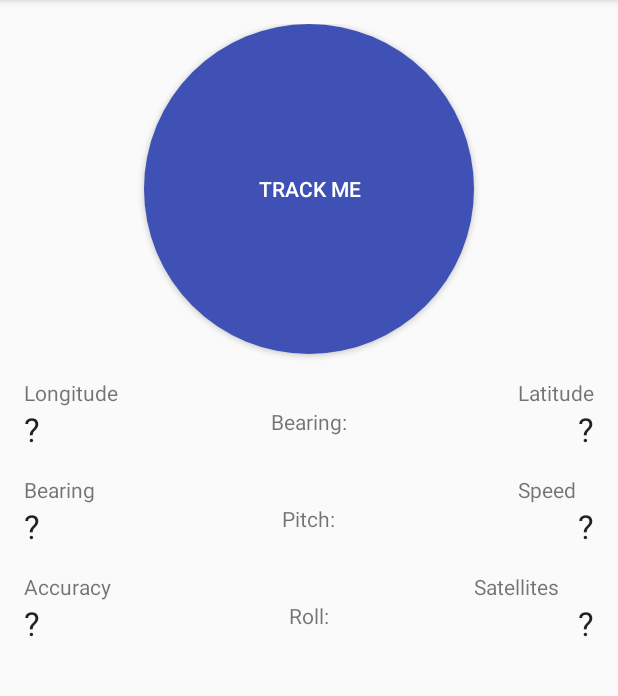
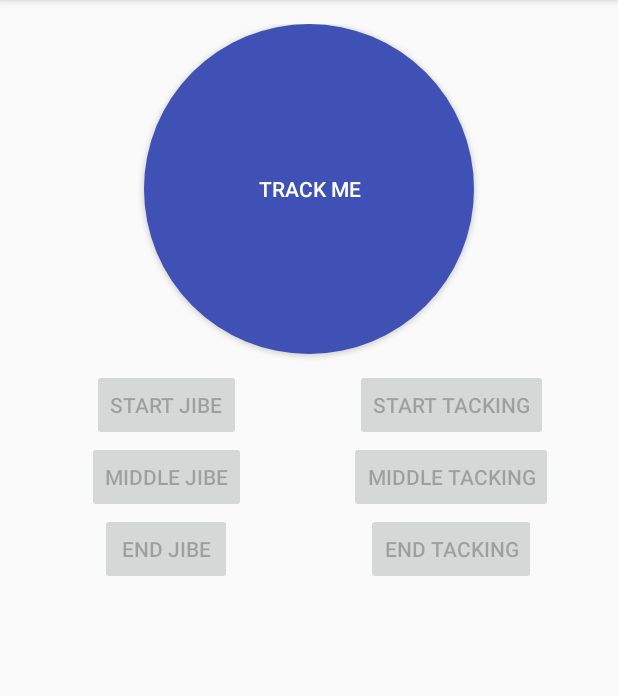
Before and after one commit to shiptrail/android-main, an Android app: the screen it shows after launch (MainActivity), after a tap on "NOW TRACKING…", on a phone screen of 412 x 824 dp, the part 84-780 px from its top. Run offline under Robolectric (Android 15) with nearby library versions, the phone set to English and light mode, and no system bars; pictures from the network do not load; 1 other tap on this screen came first.

Commit message:
FE-53: Mockup umgesetzt. Es gibt nun Buttons, die den Datensatz mit Annotations versehen. Patch-set 2: unnötigen Code entfernt.
Außerdem die Art, wie Requests verschickt werden, etwas umgebaut:
Sobald ein GPS-Signal gefunden wurde, wird dies noch nicht zum Server
geschickt, sondern gewartet. bis das nächste Signal gefunden wurde. Alle
zwischendurch erfassten Sensordaten, Annotations, etc. werden dann
zusammen mit dem GPS-Signal verschickt.
Und sobald mit dem Tracking aufgehört wird, werden alle restlichen Daten,
die noch nicht verschickt wurden, verschickt.

Change-Id: I642cdc57007d51498e321703d29564fb096f2b86

```diff
--- a/app/src/main/java/de/h3adless/gpstracker/activities/MainActivity.java
+++ b/app/src/main/java/de/h3adless/gpstracker/activities/MainActivity.java
@@ -26,6 +26,7 @@ import android.view.MenuItem;
 import android.view.View;
 import android.widget.Button;
 import android.widget.TextView;
+import android.widget.Toast;
 
 import java.text.SimpleDateFormat;
 import java.util.Date;
@@ -37,6 +38,7 @@ import de.h3adless.gpstracker.R;
 import de.h3adless.gpstracker.database.TrackDatabase;
 import de.h3adless.gpstracker.database.TrackDatabaseHelper;
 import de.h3adless.gpstracker.services.LocationService;
+import de.h3adless.gpstracker.utils.cgps.TrackPoint;
 
 /**
  * Created by H3ADLESS on 28.07.2016.
@@ -45,6 +47,8 @@ public class MainActivity extends MainActivityType {
 
     private final static String GPS = "GPS";
     private BroadcastReceiver broadcastReceiver;
+
+    private LocationService locationService;
 
     @Override
     public void onCreate(Bundle savedInstanceState) {
@@ -67,13 +71,7 @@ public class MainActivity extends MainActivityType {
             public void onReceive(Context context, Intent intent) {
                 Location location = (Location) intent.getExtras().get(LocationService.BROADCAST_LOCATION);
                 if (location != null) {
-                    updateUI(location);
-                }
-                Float bearing = intent.getFloatExtra(LocationService.BROADCAST_SENSOR_AZIMUTH,0);
-                Float pitch = intent.getFloatExtra(LocationService.BROADCAST_SENSOR_PITCH,0);
-                Float roll = intent.getFloatExtra(LocationService.BROADCAST_SENSOR_ROLL,0);
-                if (bearing != 0 || pitch != 0 || roll != 0) {
-                    updateSensorUI(bearing, pitch, roll);
+                    updateUI((float) location.getLatitude(), (float)location.getLongitude());
                 }
             }
         };
@@ -83,6 +81,7 @@ public class MainActivity extends MainActivityType {
         if (AppSettings.getTrackingEnabled()) {
             registerReceiver(broadcastReceiver, new IntentFilter(LocationService.BROADCAST_ACTION));
             setButtonState();
+            makeAnnotationButtonsEnabled(true);
         }
 
         Toolbar toolbar = (Toolbar) findViewById(R.id.toolbar);
@@ -230,50 +229,65 @@ public class MainActivity extends MainActivityType {
         dialog.show();
     }
 
-    private void resetUI(){
-        TextView latText = (TextView) findViewById(R.id.textViewLat);
-        TextView lngText = (TextView) findViewById(R.id.textViewLng);
-        TextView accuracyText = (TextView) findViewById(R.id.textViewAccuracy);
-        TextView speedText = (TextView) findViewById(R.id.textViewSpeed);
-        TextView satellitesText = (TextView) findViewById(R.id.textViewSatellites);
-        TextView bearingText = (TextView) findViewById(R.id.textViewBearing);
-
-        if (latText != null) latText.setText(R.string.unknown_value);
-        if (lngText != null) lngText.setText(R.string.unknown_value);
-        if (accuracyText != null) accuracyText.setText(R.string.unknown_value);
-        if (speedText != null) speedText.setText(R.string.unknown_value);
-        if (satellitesText != null) satellitesText.setText(R.string.unknown_value);
-        if (bearingText != null) bearingText.setText(R.string.unknown_value);
-
-        //reset Sensor Data
-        ((TextView) findViewById(R.id.activity_main_textview_bearing)).setText(R.string.activity_main_bearing);
-        ((TextView) findViewById(R.id.activity_main_textview_roll)).setText(R.string.activity_main_roll);
-        ((TextView) findViewById(R.id.activity_main_textview_pitch)).setText(R.string.activity_main_pitch);
+    private void makeAnnotationButtonsEnabled(boolean enabled) {
+        findViewById(R.id.activity_main_button_jibe_end).setEnabled(enabled);
+        findViewById(R.id.activity_main_button_jibe_middle).setEnabled(enabled);
+        findViewById(R.id.activity_main_button_jibe_start).setEnabled(enabled);
+        findViewById(R.id.activity_main_button_tacking_end).setEnabled(enabled);
+        findViewById(R.id.activity_main_button_tacking_middle).setEnabled(enabled);
+        findViewById(R.id.activity_main_button_tacking_start).setEnabled(enabled);
     }
 
-    private void updateUI(Location location){
-        TextView latText = (TextView) findViewById(R.id.textViewLat);
-        TextView lngText = (TextView) findViewById(R.id.textViewLng);
-        TextView accuracyText = (TextView) findViewById(R.id.textViewAccuracy);
-        TextView speedText = (TextView) findViewById(R.id.textViewSpeed);
-        TextView satellitesText = (TextView) findViewById(R.id.textViewSatellites);
-        TextView bearingText = (TextView) findViewById(R.id.textViewBearing);
-
-        if (latText != null) latText.setText(String.valueOf(location.getLatitude()));
-        if (lngText != null) lngText.setText(String.valueOf(location.getLongitude()));
-        if (accuracyText != null) accuracyText.setText(String.valueOf(location.getAccuracy()));
-        if (speedText != null) speedText.setText(String.valueOf(location.getSpeed()));
-        if (satellitesText != null) satellitesText.setText(String.valueOf(location.getExtras().getInt("satellites")));
-        if (bearingText != null) bearingText.setText(String.valueOf(location.getBearing()));
+    private void resetUI(){
+        ((TextView) findViewById(R.id.activity_main_textview_latlng)).setText("");
+        makeAnnotationButtonsEnabled(false);
     }
 
-    private void updateSensorUI(Float bearing, Float pitch, Float roll) {
-        ((TextView) findViewById(R.id.activity_main_textview_bearing)).setText(
-                getString(R.string.activity_main_bearing_is, bearing));
-        ((TextView) findViewById(R.id.activity_main_textview_roll)).setText(
-                getString(R.string.activity_main_roll_is, roll));
-        ((TextView) findViewById(R.id.activity_main_textview_pitch)).setText(
-                getString(R.string.activity_main_pitch_is, pitch));
+    private void updateUI(float lat, float lng){
+        lat = Math.round(lat*100000.0f)/100000.0f;
+        lng = Math.round(lng*100000.0f)/100000.0f;
+        String txt = String.valueOf(lat) + " / " + String.valueOf(lng);
+        ((TextView) findViewById(R.id.activity_main_textview_latlng)).setText(txt);
+        findViewById(R.id.activity_main_layout_annotations).setOnTouchListener(null);
+        makeAnnotationButtonsEnabled(true);
     }
 
+    public void onAnnotationClick(View v) {
+        Log.d("mainActivity","onAnnotationClick");
+        if (!AppSettings.getTrackingEnabled()) {
+            return;
+        }
+        String type = "";
+        switch (v.getId()) {
+            case R.id.activity_main_button_jibe_start:
+                type = TrackPoint.Annotation.TYPE_START_JIBE;
+                break;
+            case R.id.activity_main_button_jibe_middle:
+                type = TrackPoint.Annotation.TYPE_MID_JIBE;
+                break;
+            case R.id.activity_main_button_jibe_end:
+                type = TrackPoint.Annotation.TYPE_END_JIBE;
+                break;
+            case R.id.activity_main_button_tacking_start:
+                type = TrackPoint.Annotation.TYPE_START_TACKING;
+                break;
+            case R.id.activity_main_button_tacking_middle:
+                type = TrackPoint.Annotation.TYPE_MID_TACKING;
+                break;
+            case R.id.activity_main_button_tacking_end:
+                type = TrackPoint.Annotation.TYPE_END_TACKING;
+                break;
+            default:
+                return;
+        }
+
+        Intent intent = new Intent(LocationService.BROADCAST_ANNOTATION);
+        intent.putExtra(LocationService.BROADCAST_ANNOTATION_TYPE, type);
+        intent.putExtra(LocationService.BROADCAST_ANNOTATION_TIMESTAMP, System.currentTimeMillis());
+        sendBroadcast(intent);
+
+        Toast.makeText(MainActivity.this, getString(R.string.activity_main_toast_annotation_clicked, type), Toast.LENGTH_SHORT).show();
+    }
+
+
 }
--- a/app/src/main/res/layout/fragment_main.xml
+++ b/app/src/main/res/layout/fragment_main.xml
@@ -22,156 +22,91 @@
         android:layout_alignParentTop="true"
         android:layout_centerHorizontal="true" />
 
+    <LinearLayout
+        android:id="@+id/activity_main_layout_annotations"
+        android:layout_width="match_parent"
+        android:layout_height="wrap_content"
+        android:layout_below="@id/button_track_me"
+        android:layout_marginTop="10dp"
+        android:orientation="horizontal"
+        android:weightSum="1"
+        android:baselineAligned="false">
+
+        <LinearLayout
+            android:layout_width="0dp"
+            android:layout_height="wrap_content"
+            android:layout_weight="0.5"
+            android:orientation="vertical"
+            android:gravity="center">
+
+            <Button
+                android:id="@+id/activity_main_button_jibe_start"
+                android:layout_width="wrap_content"
+                android:layout_height="wrap_content"
+                android:enabled="false"
+                android:onClick="onAnnotationClick"
+                android:text="@string/activity_main_button_jibe_start"/>
+
+            <Button
+                android:id="@+id/activity_main_button_jibe_middle"
+                android:layout_width="wrap_content"
+                android:layout_height="wrap_content"
+                android:enabled="false"
+                android:onClick="onAnnotationClick"
+                android:text="@string/activity_main_button_jibe_middle"/>
+
+            <Button
+                android:id="@+id/activity_main_button_jibe_end"
+                android:layout_width="wrap_content"
+                android:layout_height="wrap_content"
+                android:enabled="false"
+                android:onClick="onAnnotationClick"
+                android:text="@string/activity_main_button_jibe_end"/>
+
+        </LinearLayout>
+
+
+        <LinearLayout
+            android:layout_width="0dp"
+            android:layout_height="wrap_content"
+            android:layout_weight="0.5"
+            android:orientation="vertical"
+            android:gravity="center">
+
+            <Button
+                android:id="@+id/activity_main_button_tacking_start"
+                android:layout_width="wrap_content"
+                android:layout_height="wrap_content"
+                android:enabled="false"
+                android:onClick="onAnnotationClick"
+                android:text="@string/activity_main_button_tacking_start"/>
+
+            <Button
+                android:id="@+id/activity_main_button_tacking_middle"
+                android:layout_width="wrap_content"
+                android:layout_height="wrap_content"
+                android:enabled="false"
+                android:onClick="onAnnotationClick"
+                android:text="@string/activity_main_button_tacking_middle"/>
+
+            <Button
+                android:id="@+id/activity_main_button_tacking_end"
+                android:layout_width="wrap_content"
+                android:layout_height="wrap_content"
+                android:enabled="false"
+                android:onClick="onAnnotationClick"
+                android:text="@string/activity_main_button_tacking_end"/>
+
+        </LinearLayout>
+
+    </LinearLayout>
+
     <TextView
-        android:paddingTop="@dimen/activity_vertical_margin"
+        android:id="@+id/activity_main_textview_latlng"
         android:layout_width="wrap_content"
         android:layout_height="wrap_content"
-        android:text="@string/lng_label"
-        android:id="@+id/textViewLngLabel"
-        android:layout_below="@+id/button_track_me"
-        android:layout_alignParentLeft="true"
-        android:layout_alignParentStart="true" />
-
-    <TextView
-        android:layout_width="wrap_content"
-        android:layout_height="wrap_content"
-        android:textAppearance="?android:attr/textAppearanceLarge"
-        android:text="@string/unknown_value"
-        android:id="@+id/textViewLng"
-        android:layout_below="@+id/textViewLngLabel"
-        android:layout_alignParentLeft="true"
-        android:layout_alignParentStart="true" />
-
-    <TextView
-        android:paddingTop="@dimen/activity_vertical_margin"
-        android:layout_width="wrap_content"
-        android:layout_height="wrap_content"
-        android:text="@string/lat_label"
-        android:id="@+id/textViewLatLabel"
-        android:layout_below="@+id/button_track_me"
-        android:layout_alignRight="@+id/textViewLat"
-        android:layout_alignEnd="@+id/textViewLat" />
-
-    <TextView
-        android:layout_width="wrap_content"
-        android:layout_height="wrap_content"
-        android:textAppearance="?android:attr/textAppearanceLarge"
-        android:text="@string/unknown_value"
-        android:id="@+id/textViewLat"
-        android:layout_below="@+id/textViewLatLabel"
-        android:layout_alignParentRight="true"
-        android:layout_alignParentEnd="true" />
-
-    <TextView
-        android:paddingTop="@dimen/activity_vertical_margin"
-        android:layout_width="wrap_content"
-        android:layout_height="wrap_content"
-        android:text="@string/bearing_label"
-        android:id="@+id/textViewBearingLabel"
-        android:layout_below="@+id/textViewLng"
-        android:layout_alignParentLeft="true"
-        android:layout_alignParentStart="true" />
-
-    <TextView
-        android:layout_width="wrap_content"
-        android:layout_height="wrap_content"
-        android:textAppearance="?android:attr/textAppearanceLarge"
-        android:text="@string/unknown_value"
-        android:id="@+id/textViewBearing"
-        android:layout_below="@+id/textViewBearingLabel"
-        android:layout_alignParentLeft="true"
-        android:layout_alignParentStart="true" />
-
-    <TextView
-        android:paddingTop="@dimen/activity_vertical_margin"
-        android:layout_width="wrap_content"
-        android:layout_height="wrap_content"
-        android:text="@string/speed_label"
-        android:id="@+id/textViewSpeedLabel"
-        android:layout_above="@+id/textViewSpeed"
-        android:layout_alignLeft="@+id/textViewLatLabel"
-        android:layout_alignStart="@+id/textViewLatLabel"
-        android:layout_alignRight="@+id/textViewLat"
-        android:layout_alignEnd="@+id/textViewLat" />
-
-    <TextView
-        android:layout_width="wrap_content"
-        android:layout_height="wrap_content"
-        android:textAppearance="?android:attr/textAppearanceLarge"
-        android:text="@string/unknown_value"
-        android:id="@+id/textViewSpeed"
-        android:layout_below="@+id/textViewBearingLabel"
-        android:layout_alignParentRight="true"
-        android:layout_alignParentEnd="true" />
-
-    <TextView
-        android:paddingTop="@dimen/activity_vertical_margin"
-        android:layout_width="wrap_content"
-        android:layout_height="wrap_content"
-        android:text="@string/accuracy_label"
-        android:id="@+id/textViewAccuracyLabel"
-        android:layout_below="@+id/textViewBearing"
-        android:layout_alignParentLeft="true"
-        android:layout_alignParentStart="true" />
-
-    <TextView
-        android:layout_width="wrap_content"
-        android:layout_height="wrap_content"
-        android:textAppearance="?android:attr/textAppearanceLarge"
-        android:text="@string/unknown_value"
-        android:id="@+id/textViewAccuracy"
-        android:layout_below="@+id/textViewAccuracyLabel"
-        android:layout_alignParentLeft="true"
-        android:layout_alignParentStart="true" />
-
-    <TextView
-        android:paddingTop="@dimen/activity_vertical_margin"
-        android:layout_width="wrap_content"
-        android:layout_height="wrap_content"
-        android:text="@string/satellites_label"
-        android:id="@+id/textViewSatellitesLabel"
-        android:layout_below="@+id/textViewSpeed"
-        android:layout_alignRight="@+id/textViewSpeedLabel"
-        android:layout_alignEnd="@+id/textViewSpeedLabel"
-        android:layout_toRightOf="@+id/button_track_me"
-        android:layout_toEndOf="@+id/button_track_me" />
-
-    <TextView
-        android:layout_width="wrap_content"
-        android:layout_height="wrap_content"
-        android:textAppearance="?android:attr/textAppearanceLarge"
-        android:text="@string/unknown_value"
-        android:id="@+id/textViewSatellites"
-        android:layout_alignTop="@+id/textViewAccuracy"
-        android:layout_alignParentRight="true"
-        android:layout_alignParentEnd="true" />
-
-    <TextView
-        android:id="@+id/activity_main_textview_bearing"
-        android:layout_width="wrap_content"
-        android:layout_height="wrap_content"
-        android:text="@string/activity_main_bearing"
-        android:layout_alignTop="@id/textViewLng"
-        android:layout_centerHorizontal="true"
-        />
-
-    <TextView
-        android:id="@+id/activity_main_textview_pitch"
-        android:layout_width="wrap_content"
-        android:layout_height="wrap_content"
-        android:text="@string/activity_main_pitch"
-        android:layout_alignTop="@id/textViewBearing"
-        android:layout_centerHorizontal="true"
-        />
-
-    <TextView
-        android:id="@+id/activity_main_textview_roll"
-        android:layout_width="wrap_content"
-        android:layout_height="wrap_content"
-        android:text="@string/activity_main_roll"
-        android:layout_alignTop="@id/textViewAccuracy"
-        android:layout_centerHorizontal="true"
-        />
+        android:layout_alignParentBottom="true"
+        android:layout_centerHorizontal="true"/>
 
 
 </RelativeLayout>
--- a/app/src/main/res/values/strings.xml
+++ b/app/src/main/res/values/strings.xml
@@ -4,13 +4,6 @@
     <string name="enable_gps_message" >Please enable your GPS.</string>
     <string name="ok" >OK</string>
     <string name="cancel" >Cancel</string>
-    <string name="lng_label">Longitude</string>
-    <string name="lat_label">Latitude</string>
-    <string name="accuracy_label">Accuracy</string>
-    <string name="satellites_label">Satellites</string>
-    <string name="speed_label">Speed</string>
-    <string name="bearing_label">Bearing</string>
-    <string name="unknown_value">\?</string>
     <string name="notification_message">Currently tracking\.\.\.</string>
     <string name="notification_title">GPS Tracking</string>
     <string name="show_tracks">Show Tracks</string>
@@ -51,11 +44,13 @@
     <string name="certificate_failed_title">Zertifikat-Problem</string>
     <string name="certificate_failed">Das Zertifikat der Website konnte nicht akzeptiert werden. Manuell akzeptieren? (Falls nein, werden die Einstellungen automatisch so geändert, dass keine Daten mehr an den Server geschickt werden.) \n\n %1$s</string>
 
-    <string name="activity_main_bearing">Bearing:</string>
-    <string name="activity_main_bearing_is">Bearing: %1$f</string>
-    <string name="activity_main_pitch">Pitch:</string>
-    <string name="activity_main_pitch_is">Pitch: %1$f</string>
-    <string name="activity_main_roll">Roll:</string>
-    <string name="activity_main_roll_is">Roll: %1$f</string>
+    <string name="activity_main_button_jibe_start">Start Jibe</string>
+    <string name="activity_main_button_jibe_middle">Middle Jibe</string>
+    <string name="activity_main_button_jibe_end">End Jibe</string>
+    <string name="activity_main_button_tacking_start">Start Tacking</string>
+    <string name="activity_main_button_tacking_middle">Middle Tacking</string>
+    <string name="activity_main_button_tacking_end">End Tacking</string>
+
+    <string name="activity_main_toast_annotation_clicked">Annotation %1$s added</string>
 
 </resources>
```
Also changed, not shown: app/src/main/java/de/h3adless/gpstracker/database/Queries.java (+27 -0 lines), app/src/main/java/de/h3adless/gpstracker/services/LocationService.java (+117 -50 lines), 2 other files.
